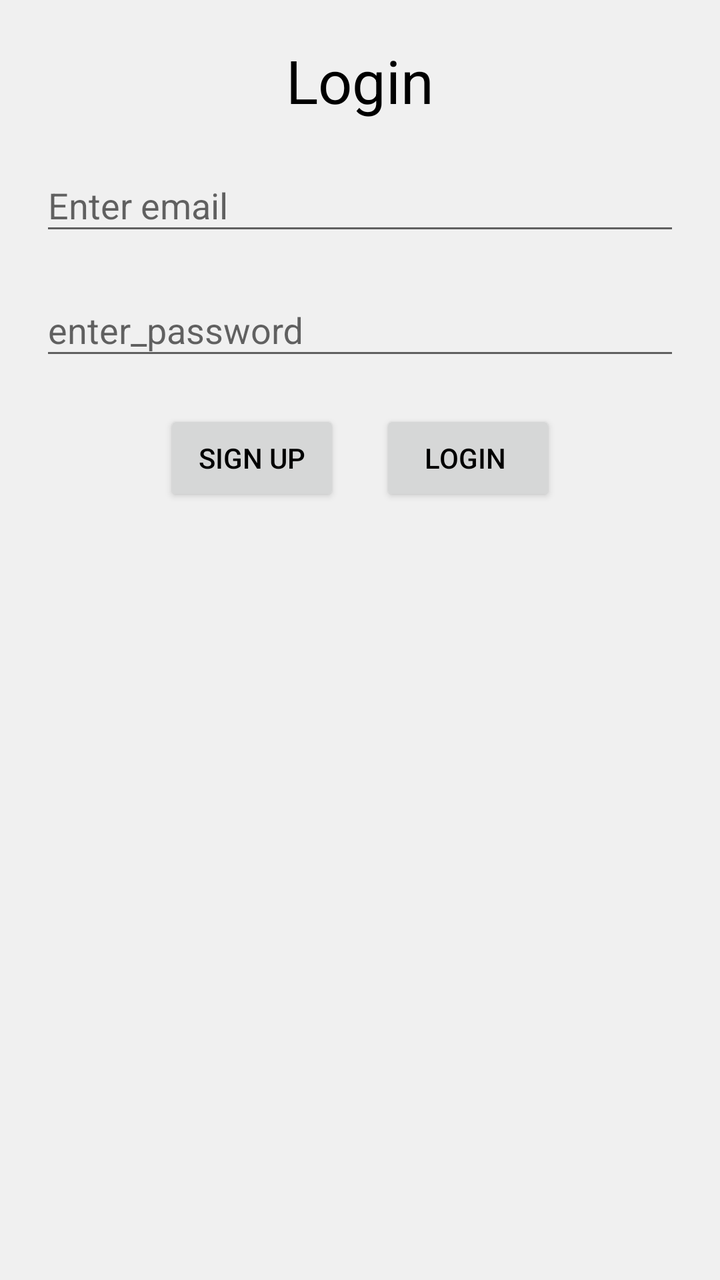
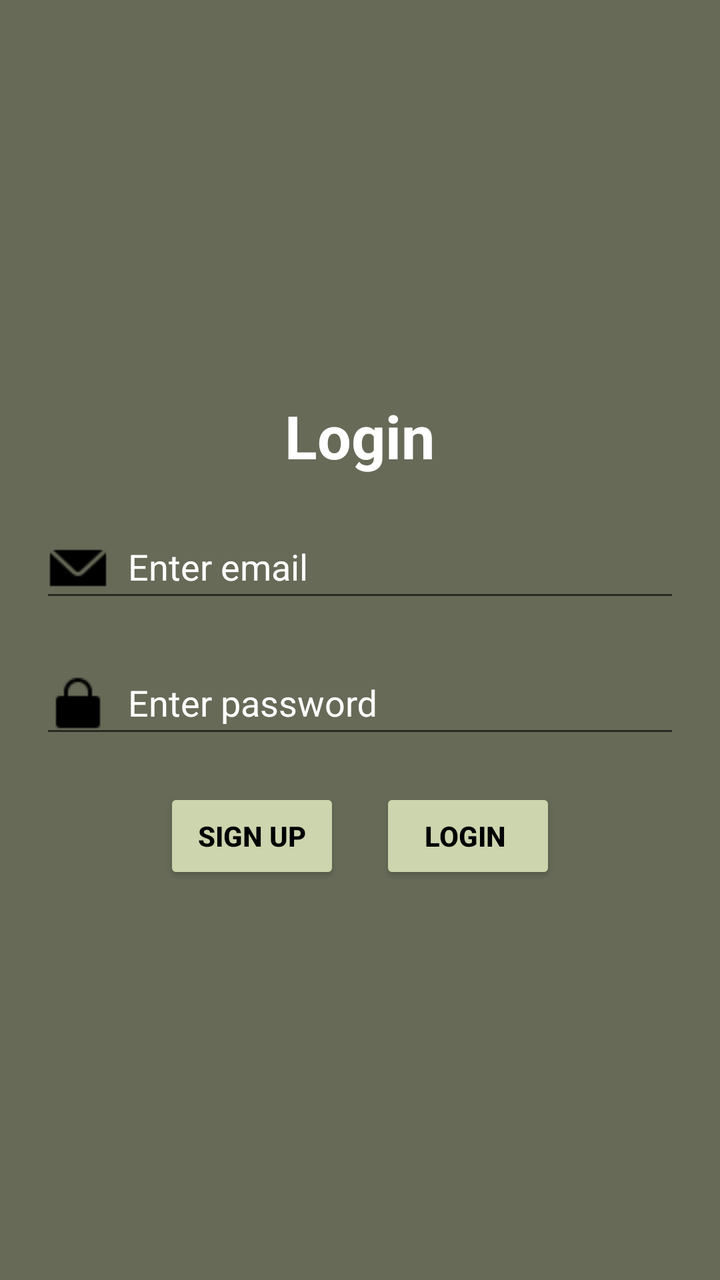

Two renders of the same Android screen: before a commit and after it. Below are the layout's source before the change and the commit's diff.
<!-- AndroidManifest.xml: application theme AppTheme -->
<!-- res/layout/fragment_login.xml -->
<?xml version="1.0" encoding="utf-8"?>
<LinearLayout xmlns:android="http://schemas.android.com/apk/res/android"
    xmlns:tools="http://schemas.android.com/tools"
    android:layout_width="match_parent"
    android:layout_height="match_parent"
    android:orientation="vertical"
    android:padding="20dp"
    tools:context=".loginFrag">

    <TextView
        android:layout_width="wrap_content"
        android:layout_height="wrap_content"
        android:text="Login"
        android:textSize="30sp"
        android:layout_gravity="center_horizontal"
        />

    <com.google.android.material.textfield.TextInputLayout
        android:layout_width="match_parent"
        android:layout_height="wrap_content"
        android:layout_marginTop="10dp"
        >
        <com.google.android.material.textfield.TextInputEditText
            android:layout_width="match_parent"
            android:layout_height="wrap_content"
            android:hint="Enter email"
            android:id="@+id/etLUsername"
            android:inputType="text"
            />
    </com.google.android.material.textfield.TextInputLayout>

    <com.google.android.material.textfield.TextInputLayout
        android:layout_width="match_parent"
        android:layout_height="wrap_content"
        android:layout_marginTop="10dp"
        >
        <com.google.android.material.textfield.TextInputEditText
            android:layout_width="match_parent"
            android:layout_height="wrap_content"
            android:hint="enter_password"
            android:id="@+id/etLPassword"
            android:inputType="textPassword"
            />
    </com.google.android.material.textfield.TextInputLayout>

    <LinearLayout
        android:layout_width="match_parent"
        android:layout_height="wrap_content"
        android:orientation="horizontal"
        android:gravity="center_horizontal"
        android:layout_marginTop="20dp">
        <Button
            android:layout_width="wrap_content"
            android:layout_height="wrap_content"
            android:text="Sign Up"
            android:id="@+id/btnLSignup"
            android:layout_marginEnd="20dp"
            />
        <Button
            android:layout_width="wrap_content"
            android:layout_height="wrap_content"
            android:text="Login "
            android:id="@+id/btnLLogin"
            />
    </LinearLayout>
</LinearLayout>
<!-- resources referenced by this layout -->
<resources>
  <style name="AppTheme" parent="Theme.AppCompat.Light.NoActionBar">
          
          <item name="android:windowBackground">@color/customBackgroundColor</item>
          <item name="android:textColor">@color/customTextColor</item>
      </style>
  <color name="customBackgroundColor">#F0F0F0</color>
  <color name="customTextColor">#000000</color>
</resources>

<!-- the commit's change to res/layout/fragment_login.xml (unified diff, before → after) -->
@@ -3,14 +3,19 @@
     xmlns:tools="http://schemas.android.com/tools"
     android:layout_width="match_parent"
     android:layout_height="match_parent"
+    xmlns:app="http://schemas.android.com/apk/res-auto"
     android:orientation="vertical"
     android:padding="20dp"
+    android:background="@color/darkergreen"
+    android:gravity="center_vertical"
     tools:context=".loginFrag">
 
     <TextView
         android:layout_width="wrap_content"
         android:layout_height="wrap_content"
         android:text="Login"
+        android:textColor="@color/white"
+        android:textStyle="bold"
         android:textSize="30sp"
         android:layout_gravity="center_horizontal"
         />
@@ -19,11 +24,17 @@
         android:layout_width="match_parent"
         android:layout_height="wrap_content"
         android:layout_marginTop="10dp"
+        app:boxStrokeColor="@color/black"
+        android:textColorHint="@color/white"
+        app:hintTextColor="@color/white"
         >
         <com.google.android.material.textfield.TextInputEditText
             android:layout_width="match_parent"
             android:layout_height="wrap_content"
             android:hint="Enter email"
+            android:drawableLeft="@drawable/ic_email"
+            android:drawablePadding="10dp"
+            android:textColor="@color/white"
             android:id="@+id/etLUsername"
             android:inputType="text"
             />
@@ -33,12 +44,18 @@
         android:layout_width="match_parent"
         android:layout_height="wrap_content"
         android:layout_marginTop="10dp"
+        app:boxStrokeColor="@color/black"
+        android:textColorHint="@color/white"
+        app:hintTextColor="@color/white"
         >
         <com.google.android.material.textfield.TextInputEditText
             android:layout_width="match_parent"
             android:layout_height="wrap_content"
-            android:hint="enter_password"
+            android:hint="Enter password"
             android:id="@+id/etLPassword"
+            android:drawableLeft="@drawable/ic_lock"
+            android:drawablePadding="10dp"
+            android:textColor="@color/white"
             android:inputType="textPassword"
             />
     </com.google.android.material.textfield.TextInputLayout>
@@ -53,12 +70,20 @@
             android:layout_width="wrap_content"
             android:layout_height="wrap_content"
             android:text="Sign Up"
+            android:textColor="@color/black"
+            android:textStyle="bold"
+            android:textAllCaps="true"
+            android:backgroundTint="@color/olivegreen"
             android:id="@+id/btnLSignup"
             android:layout_marginEnd="20dp"
             />
         <Button
             android:layout_width="wrap_content"
             android:layout_height="wrap_content"
+            android:textColor="@color/black"
+            android:textStyle="bold"
+            android:textAllCaps="true"
+            android:backgroundTint="@color/olivegreen"
             android:text="Login "
             android:id="@+id/btnLLogin"
             />
<!-- resource entries referenced after the edit -->
@@ -1,5 +1,11 @@
 <!-- resources referenced by this layout -->
 <resources>
+  <color name="black">#FF000000</color>
+  <color name="darkergreen">#666A57</color>
+  <color name="olivegreen">#ccd5ae</color>
+  <color name="white">#FFFFFFFF</color>
+  <!-- drawable ic_email: png bitmap (drawable, 350 bytes) -->
+  <!-- drawable ic_lock: png bitmap (drawable, 275 bytes) -->
   <style name="AppTheme" parent="Theme.AppCompat.Light.NoActionBar">
           
           <item name="android:windowBackground">@color/customBackgroundColor</item>
